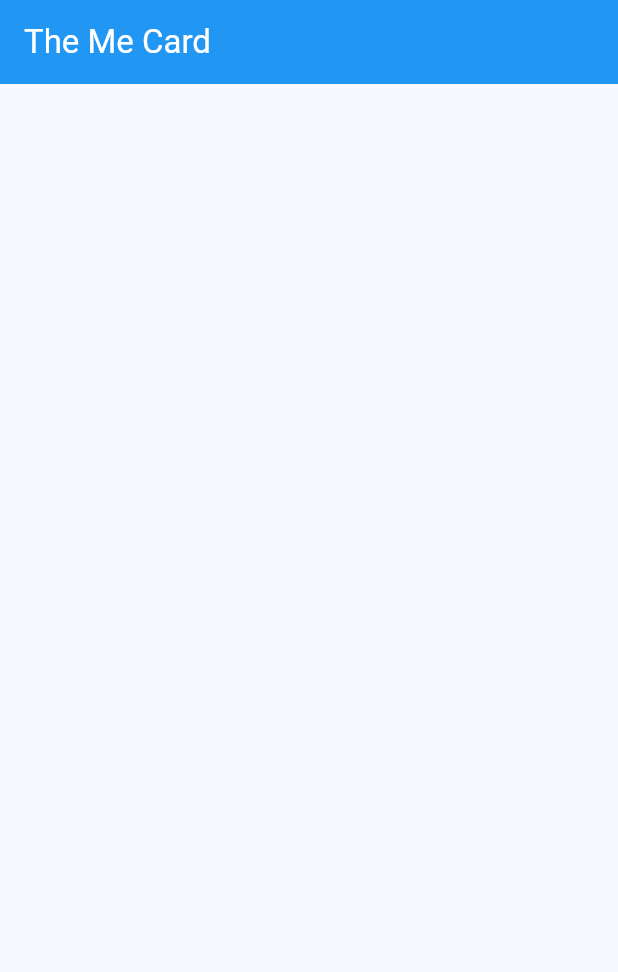
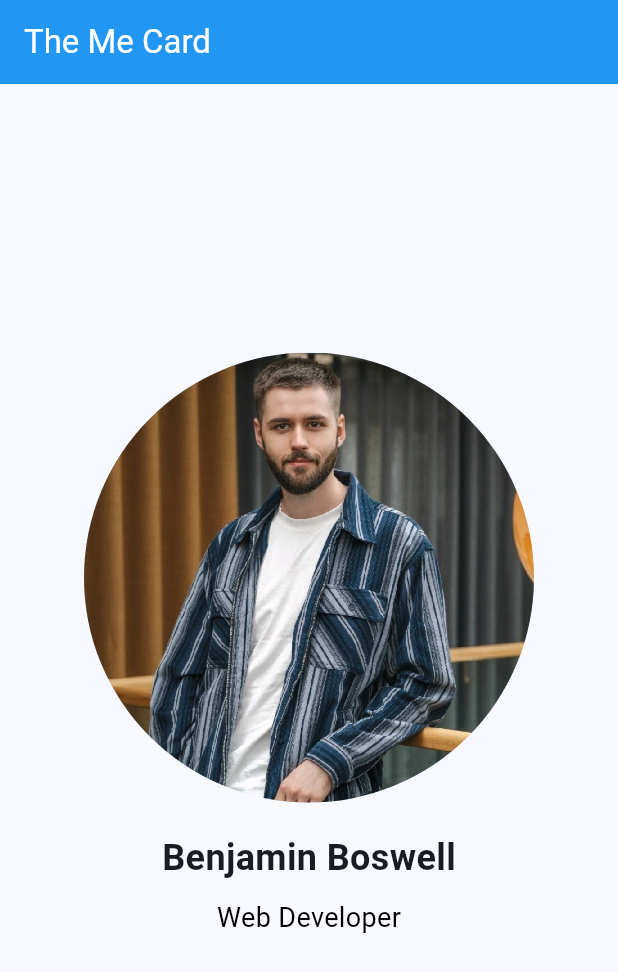
Before and after one commit to boswellbenjamin/Assignment-1-The-Me-Card, a Flutter app: the screen it shows after launch, on a phone screen of 412 x 824 dp. Shown: the top 972 px of the screen. Run offline on Flutter 3.47's test engine with Material 3 defaults, Android fonts, the phone set to English and light mode, and no system bars.

Commit message:
Add user profile section to main app

```diff
--- a/lib/main.dart
+++ b/lib/main.dart
@@ -24,6 +24,28 @@ class MyApp extends StatelessWidget {
             style: TextStyle(color: Colors.white),
           ),
         ),
+        body: Center(
+          child: Column(
+            mainAxisAlignment: MainAxisAlignment.center,
+            children: <Widget>[
+              const CircleAvatar(
+                radius: 150,
+                backgroundImage: AssetImage('assets/images/profile.jpg'),
+              ),
+              const SizedBox(height: 20),
+              const Text(
+                'Benjamin Boswell',
+                style: TextStyle(fontSize: 24, fontWeight: FontWeight.bold),
+              ),
+              const SizedBox(height: 10),
+              const Text(
+                'Web Developer',
+                style: TextStyle(fontSize: 18, color: Colors.black),
+              ),
+              const SizedBox(height: 20),
+            ],
+          ),
+        ),
       ),
     );
   }
```
